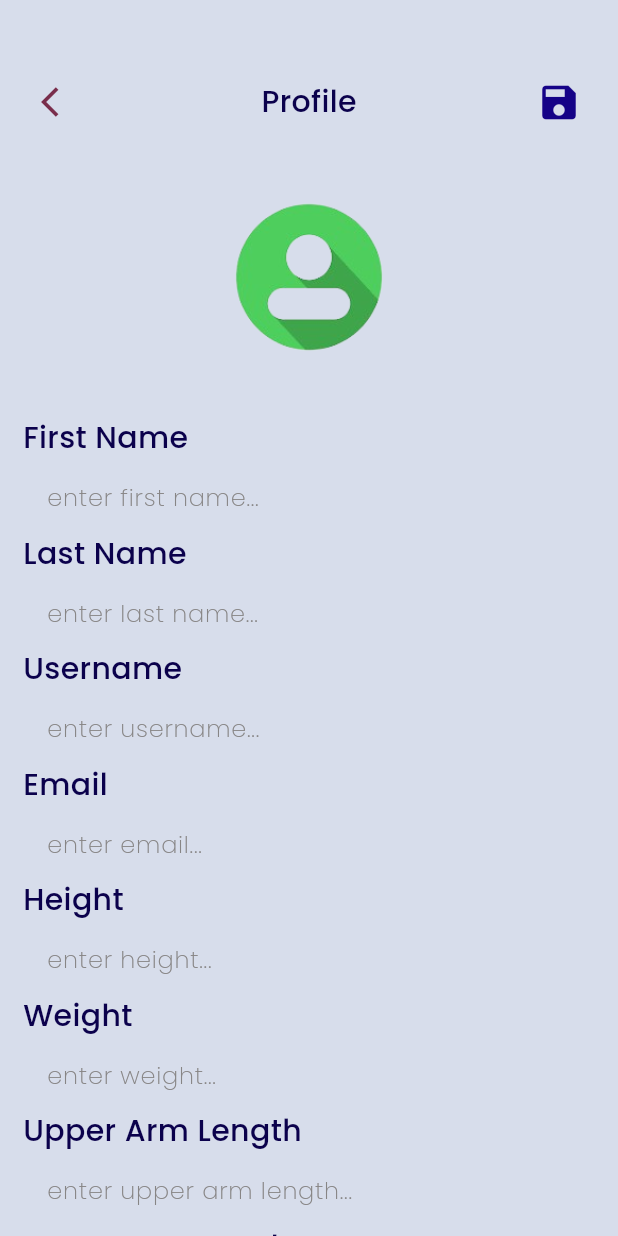
After one commit to Betabravah/food-recommendation, a Flutter app: the ProfilePage screen opened by its route, on a phone screen of 412 x 824 dp. The commit adds this screen. Run offline on Flutter 3.47's test engine with Material 3 defaults, Android fonts, the phone set to English and light mode, and no system bars; our stand-ins replace cached_network_image, dartz, equatable, flutter_bloc, flutter_screenutil, go_router and 2 more; accounts and stored records are empty; network calls fail.

Commit message:
Add Profile Page

```diff
--- a/gebeta/lib/core/constants/constants.dart
+++ b/gebeta/lib/core/constants/constants.dart
@@ -1,8 +1,28 @@
 import 'dart:ui';
 
 import '../../features/food/domain/entities/food.dart';
+import '../../features/user/domain/entities/user.dart';
 
 const apiBaseUrl = '';
+
+User user = const User(
+  username: 'sampleUsername',
+  email: 'sample@email.com',
+  // Optional fields can be omitted or set to null or a specific value
+  firstName: 'John',
+  lastName: 'Doe',
+  password: 'password123',
+  height: 175.0,
+  weight: 70.0,
+  upperArmLength: 25.0,
+  armCircumference: 30.0,
+  hipCircumference: 95.0,
+  waistCircumference: 80.0,
+  upperLegLength: 45.0,
+  systolic: 120,
+  diastolic: 80,
+  pulse: 70,
+);
 
 Food newFood = const Food(
     description:
--- a/gebeta/lib/core/presentation/route/router.dart
+++ b/gebeta/lib/core/presentation/route/router.dart
@@ -5,6 +5,8 @@ import '../../../features/auth/presentation/screens/signup_page.dart';
 import '../../../features/auth/presentation/screens/splash_screen.dart';
 import '../../../features/food/presentation/screens/food_detail.dart';
 import '../../../features/food/presentation/screens/home_page.dart';
+import '../../../features/user/domain/entities/user.dart';
+import '../../../features/user/presentation/screens/profile_page.dart';
 import '../../constants/constants.dart';
 import 'routes.dart';
 
@@ -12,13 +14,13 @@ final GoRouter router = GoRouter(
   // TODO: Add all routes here
 
   routes: <RouteBase>[
-    // GoRoute(
-    //   path: Routes.home,
-    //   builder: (context, state) => FoodDetail(foods[0]),
-    // ),
     GoRoute(
       path: Routes.home,
       builder: (context, state) => HomePage(foods),
+    ),
+    GoRoute(
+      path: Routes.profile,
+      builder: (context, state) => ProfilePage(user),
     ),
     GoRoute(
       path: Routes.splash,
--- a/gebeta/lib/core/presentation/route/routes.dart
+++ b/gebeta/lib/core/presentation/route/routes.dart
@@ -6,4 +6,5 @@ class Routes {
   static const signup = '/signup';
   static const foods = '/home';
   static const foodDetails = '/foodDetails';
+  static const profile = '/profile';
 }
--- a/gebeta/lib/features/user/data/repository/user_repository_impl.dart
+++ b/gebeta/lib/features/user/data/repository/user_repository_impl.dart
@@ -61,6 +61,7 @@ class UserRepositoryImpl implements UserRepository {
       UserModel userModel = UserModel(
           firstName: user.firstName,
           lastName: user.lastName,
+          username: user.username,
           email: user.email,
           password: user.password,
           height: user.height,
--- a/gebeta/lib/features/user/domain/entities/user.dart
+++ b/gebeta/lib/features/user/domain/entities/user.dart
@@ -1,42 +1,45 @@
 import 'package:equatable/equatable.dart';
 
 class User extends Equatable {
-  final String firstName;
-  final String lastName;
-  final String email;
-  final String password;
-  final double height;
-  final double weight;
-  final double upperArmLength;
-  final double armCircumference;
-  final double hipCircumference;
-  final double waistCircumference;
-  final double upperLegLength;
-  final int systolic;
-  final int diastolic;
-  final int pulse;
+  final String? firstName;
+  final String? lastName;
+  final String username; // Required
+  final String email; // Required
+  final String? password;
+  final double? height;
+  final double? weight;
+  final double? upperArmLength;
+  final double? armCircumference;
+  final double? hipCircumference;
+  final double? waistCircumference;
+  final double? upperLegLength;
+  final int? systolic;
+  final int? diastolic;
+  final int? pulse;
 
   const User({
-    required this.firstName,
-    required this.lastName,
+    this.firstName,
+    this.lastName,
+    required this.username,
     required this.email,
-    required this.password,
-    required this.height,
-    required this.weight,
-    required this.upperArmLength,
-    required this.armCircumference,
-    required this.hipCircumference,
-    required this.waistCircumference,
-    required this.upperLegLength,
-    required this.systolic,
-    required this.diastolic,
-    required this.pulse,
+    this.password,
+    this.height,
+    this.weight,
+    this.upperArmLength,
+    this.armCircumference,
+    this.hipCircumference,
+    this.waistCircumference,
+    this.upperLegLength,
+    this.systolic,
+    this.diastolic,
+    this.pulse,
   });
 
   @override
   List<Object?> get props => [
         firstName,
         lastName,
+        username,
         email,
         password,
         height,
--- /dev/null
+++ b/gebeta/lib/features/user/presentation/screens/profile_page.dart
@@ -0,0 +1,87 @@
+import 'package:flutter/material.dart';
+import 'package:flutter_screenutil/flutter_screenutil.dart';
+
+import '../../../../core/theme/app_colors.dart';
+import '../../domain/entities/user.dart';
+import '../widgets/input_filed.dart';
+
+class ProfilePage extends StatelessWidget {
+  final User user;
+  const ProfilePage(this.user, {super.key});
+
+  @override
+  Widget build(BuildContext context) {
+    return Scaffold(
+        body: SingleChildScrollView(
+      child: Container(
+          padding: EdgeInsets.only(top: 50.h, left: 16.w, right: 16.w),
+          child:
+              Column(crossAxisAlignment: CrossAxisAlignment.start, children: [
+            Row(
+              children: [
+                IconButton(
+                    onPressed: () {
+                      Navigator.pop(context);
+                    },
+                    icon: const Icon(Icons.arrow_back_ios)),
+                Expanded(child: Container()),
+                const Text(
+                  'Profile',
+                  style: TextStyle(fontSize: 20, fontFamily: 'Poppins'),
+                ),
+                Expanded(child: Container()),
+                IconButton(
+                    onPressed: () {},
+                    icon: const Icon(
+                      size: 30,
+                      Icons.save,
+                      color: AppColors.purple,
+                    )),
+              ],
+            ),
+            SizedBox(
+              height: 30.h,
+            ),
+            Center(
+              child: SizedBox(
+                  width: 150.w,
+                  height: 150.h,
+                  child: ClipRRect(
+                      borderRadius: BorderRadius.circular(10.0),
+                      child: const Image(
+                        image: AssetImage('assets/images/profile.png'),
+                      ))),
+            ),
+            SizedBox(
+              height: 30.h,
+            ),
+            const CustomInputField('First Name'),
+            const CustomInputField('Last Name'),
+            const CustomInputField('Username'),
+            const CustomInputField('Email'),
+            const CustomInputField('Height'),
+            const CustomInputField('Weight'),
+            const CustomInputField('Upper Arm Length'),
+            const CustomInputField('Upper Leg Length'),
+            const CustomInputField('Arm Circumference'),
+            const CustomInputField('Hip Circumference'),
+            const CustomInputField('Waist Circumference'),
+            const CustomInputField('Systolic Blood Pressure'),
+            const CustomInputField('Diastolic Blood Pressure'),
+            const CustomInputField('Pulse Rate'),
+            SizedBox(
+              height: 40.h,
+            ),
+            Center(
+              child: SizedBox(
+                  width: 200.w,
+                  child: ElevatedButton(
+                      onPressed: () {}, child: Text('Save Changes'))),
+            ),
+            SizedBox(
+              height: 40.h,
+            ),
+          ])),
+    ));
+  }
+}
--- /dev/null
+++ b/gebeta/lib/features/user/presentation/widgets/input_filed.dart
@@ -0,0 +1,55 @@
+import 'package:flutter/material.dart';
+
+import '../../../../core/theme/app_colors.dart';
+
+class CustomInputField extends StatelessWidget {
+  final String type;
+  const CustomInputField(this.type, {super.key});
+
+  @override
+  Widget build(BuildContext context) {
+    final TextEditingController _textEditingController =
+        TextEditingController();
+
+    @override
+    void dispose() {
+      _textEditingController.dispose();
+    }
+
+    return Column(crossAxisAlignment: CrossAxisAlignment.start, children: [
+      Text(
+        type,
+        style: const TextStyle(fontSize: 20),
+      ),
+      Container(
+        decoration: BoxDecoration(
+          color: AppColors.gray200,
+          borderRadius: BorderRadius.circular(1000),
+        ),
+        child: TextField(
+          controller: _textEditingController,
+          style: const TextStyle(
+            color: AppColors.darkerPurple,
+            fontFamily: 'Poppins',
+            fontSize: 18,
+          ),
+          decoration: InputDecoration(
+            hintText: 'enter ${type.toLowerCase()}...',
+            hintStyle: const TextStyle(
+              color: AppColors.gray400,
+              fontFamily: 'Poppins',
+              fontSize: 16,
+              fontWeight: FontWeight.w200,
+            ),
+            contentPadding:
+               const EdgeInsets.symmetric(vertical: 10.0, horizontal: 16.0),
+            border: InputBorder.none,
+            focusedBorder: InputBorder.none,
+            enabledBorder: InputBorder.none,
+          ),
+          onSubmitted: (value) {},
+        ),
+      ),
+    ]);
+  }
+}
```
Also changed, not shown: gebeta/lib/features/food/presentation/screens/home_page.dart (+19 -10 lines), gebeta/lib/features/user/data/models/user_model.dart (+48 -29 lines), gebeta/assets/images/profile.png (added).
